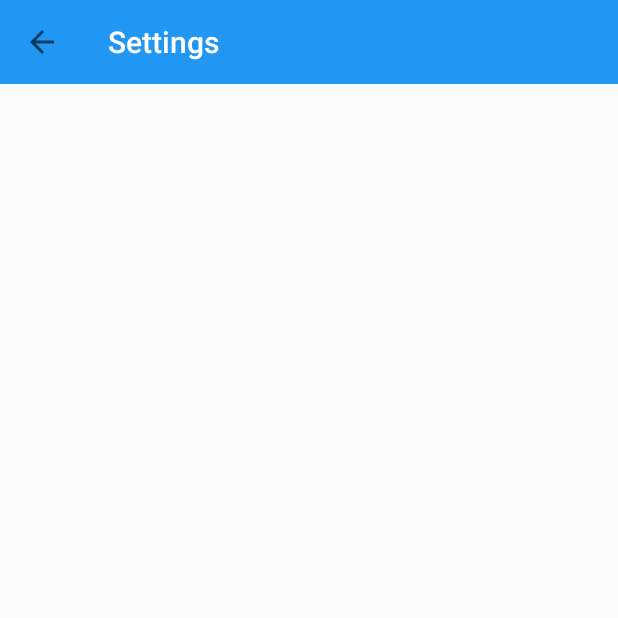
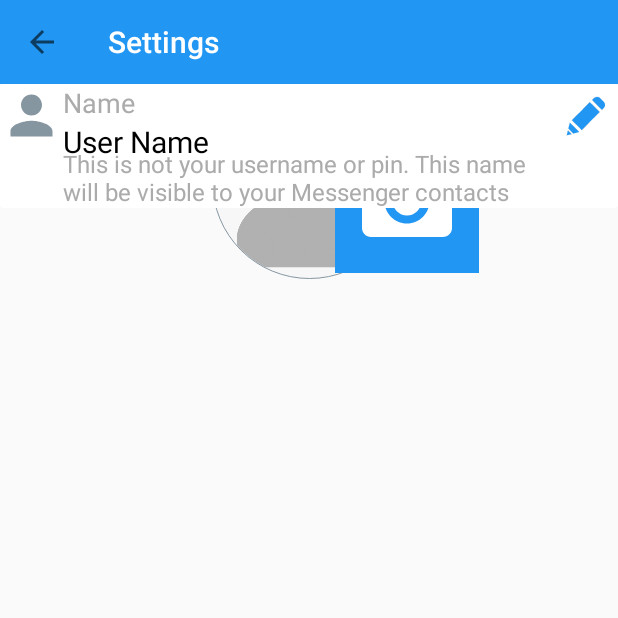
Before and after one commit to zeeshantaj/Massenger_App, an Android app: the fragment Setting_Profile_Fragment placed in its activity, on a phone screen of 412 x 824 dp, the top half of it. Run offline under Robolectric (Android 15) with nearby library versions, the phone set to English and light mode, and no system bars; our stand-ins replace CircleImageView.

Commit message:
third5 commit

```diff
--- /dev/null
+++ b/app/src/main/res/drawable/baseline_person_24.xml
@@ -0,0 +1,5 @@
+<vector android:height="42dp" android:tint="#8696A1"
+    android:viewportHeight="24" android:viewportWidth="24"
+    android:width="42dp" xmlns:android="http://schemas.android.com/apk/res/android">
+    <path android:fillColor="@android:color/white" android:pathData="M12,12c2.21,0 4,-1.79 4,-4s-1.79,-4 -4,-4 -4,1.79 -4,4 1.79,4 4,4zM12,14c-2.67,0 -8,1.34 -8,4v2h16v-2c0,-2.66 -5.33,-4 -8,-4z"/>
+</vector>
--- /dev/null
+++ b/app/src/main/res/drawable/camera_icon_profile.xml
@@ -0,0 +1,6 @@
+<vector android:height="24dp" android:tint="@color/white"
+    android:viewportHeight="24" android:viewportWidth="24"
+    android:width="24dp" xmlns:android="http://schemas.android.com/apk/res/android">
+    <path android:fillColor="@android:color/white" android:pathData="M12,12m-3.2,0a3.2,3.2 0,1 1,6.4 0a3.2,3.2 0,1 1,-6.4 0"/>
+    <path android:fillColor="@android:color/white" android:pathData="M9,2L7.17,4L4,4c-1.1,0 -2,0.9 -2,2v12c0,1.1 0.9,2 2,2h16c1.1,0 2,-0.9 2,-2L22,6c0,-1.1 -0.9,-2 -2,-2h-3.17L15,2L9,2zM12,17c-2.76,0 -5,-2.24 -5,-5s2.24,-5 5,-5 5,2.24 5,5 -2.24,5 -5,5z"/>
+</vector>
--- /dev/null
+++ b/app/src/main/res/drawable/pencil_icon.xml
@@ -0,0 +1,181 @@
+<vector xmlns:android="http://schemas.android.com/apk/res/android"
+    xmlns:aapt="http://schemas.android.com/aapt"
+    android:width="42dp"
+    android:height="42dp"
+    android:viewportWidth="560"
+    android:viewportHeight="560">
+    <path
+        android:fillAlpha="0.8"
+        android:fillColor="#000000"
+        android:pathData="M369.5 115L374 115.5L369.5 116L369.5 115Z"
+        android:strokeWidth="1"
+        android:strokeAlpha="0.8"
+        android:strokeColor="#000000" />
+    <path
+        android:fillAlpha="0.8"
+        android:fillColor="#000000"
+        android:pathData="M377.5 115L382 115.5L377.5 116L377.5 115Z"
+        android:strokeWidth="1"
+        android:strokeAlpha="0.8"
+        android:strokeColor="#000000" />
+    <path
+        android:fillAlpha="0.8"
+        android:fillColor="#000000"
+        android:pathData="M392.5 119L393.5 121L392.5 119Z"
+        android:strokeWidth="1"
+        android:strokeAlpha="0.8"
+        android:strokeColor="#000000" />
+    <path
+        android:fillAlpha="0.8"
+        android:fillColor="#000000"
+        android:pathData="M354.5 120L353.5 122L354.5 120Z"
+        android:strokeWidth="1"
+        android:strokeAlpha="0.8"
+        android:strokeColor="#000000" />
+    <path
+        android:fillAlpha="0.8"
+        android:fillColor="#000000"
+        android:pathData="M395.5 121L396.5 123L395.5 121Z"
+        android:strokeWidth="1"
+        android:strokeAlpha="0.8"
+        android:strokeColor="#000000" />
+    <path
+        android:fillAlpha="0.8"
+        android:fillColor="#000000"
+        android:pathData="M349.5 123L331.5 142L349.5 123Z"
+        android:strokeWidth="1"
+        android:strokeAlpha="0.8"
+        android:strokeColor="#000000" />
+    <path
+        android:fillAlpha="0.8"
+        android:fillColor="#000000"
+        android:pathData="M335.5 147L414.5 227L335.5 147Z"
+        android:strokeWidth="1"
+        android:strokeAlpha="0.8"
+        android:strokeColor="#000000" />
+    <path
+        android:fillAlpha="0.8"
+        android:fillColor="#000000"
+        android:pathData="M309.5 161L248.5 223L309.5 161Z"
+        android:strokeWidth="1"
+        android:strokeAlpha="0.8"
+        android:strokeColor="#000000" />
+    <path
+        android:fillAlpha="0.8"
+        android:fillColor="#000000"
+        android:pathData="M435.5 161L436.5 163L435.5 161Z"
+        android:strokeWidth="1"
+        android:strokeAlpha="0.8"
+        android:strokeColor="#000000" />
+    <path
+        android:fillAlpha="0.8"
+        android:fillColor="#000000"
+        android:pathData="M437.5 164L438.5 166L437.5 164Z"
+        android:strokeWidth="1"
+        android:strokeAlpha="0.8"
+        android:strokeColor="#000000" />
+    <path
+        android:fillAlpha="0.8"
+        android:fillColor="#000000"
+        android:pathData="M323.5 175L395.5 248L323.5 175Z"
+        android:strokeWidth="1"
+        android:strokeAlpha="0.8"
+        android:strokeColor="#000000" />
+    <path
+        android:fillAlpha="0.8"
+        android:fillColor="#000000"
+        android:pathData="M443.5 191L444 193.5L443 193.5L443.5 191Z"
+        android:strokeWidth="1"
+        android:strokeAlpha="0.8"
+        android:strokeColor="#000000" />
+    <path
+        android:fillAlpha="0.8"
+        android:fillColor="#000000"
+        android:pathData="M436.5 209L434.5 212L436.5 209Z"
+        android:strokeWidth="1"
+        android:strokeAlpha="0.8"
+        android:strokeColor="#000000" />
+    <path
+        android:fillAlpha="0.8"
+        android:fillColor="#000000"
+        android:pathData="M423.5 223L417.5 230L423.5 223Z"
+        android:strokeWidth="1"
+        android:strokeAlpha="0.8"
+        android:strokeColor="#000000" />
+    <path
+        android:fillAlpha="0.8"
+        android:fillColor="#000000"
+        android:pathData="M395.5 249L346.5 299L395.5 249Z"
+        android:strokeWidth="1"
+        android:strokeAlpha="0.8"
+        android:strokeColor="#000000" />
+    <path
+        android:fillAlpha="0.8"
+        android:fillColor="#000000"
+        android:pathData="M210.5 261L151.5 321L210.5 261Z"
+        android:strokeWidth="1"
+        android:strokeAlpha="0.8"
+        android:strokeColor="#000000" />
+    <path
+        android:fillAlpha="0.8"
+        android:fillColor="#000000"
+        android:pathData="M151.5 322L190.5 362L151.5 322Z"
+        android:strokeWidth="1"
+        android:strokeAlpha="0.8"
+        android:strokeColor="#000000" />
+    <path
+        android:fillAlpha="0.8"
+        android:fillColor="#000000"
+        android:pathData="M306.5 339L237.5 409L227 399.5L236.5 408L306.5 339Z"
+        android:strokeWidth="1"
+        android:strokeAlpha="0.8"
+        android:strokeColor="#000000" />
+    <path
+        android:fillAlpha="0.8"
+        android:fillColor="#000000"
+        android:pathData="M152.5 364L205.5 418L152.5 364Z"
+        android:strokeWidth="1"
+        android:strokeAlpha="0.8"
+        android:strokeColor="#000000" />
+    <path
+        android:fillAlpha="0.8"
+        android:fillColor="#000000"
+        android:pathData="M114.5 414L146 444.5Q146.8 446.8 144.5 446L145 444.5L115.5 415L114.5 414Z"
+        android:strokeWidth="1"
+        android:strokeAlpha="0.8"
+        android:strokeColor="#000000" />
+    <path
+        android:fillAlpha="0.8"
+        android:fillColor="#000000"
+        android:pathData="M136.5 414L162.5 441L136.5 414Z"
+        android:strokeWidth="1"
+        android:strokeAlpha="0.8"
+        android:strokeColor="#000000" />
+    <path
+        android:fillAlpha="0.8"
+        android:fillColor="#000000"
+        android:pathData="M104.5 453L105 455L107 455.5L104 456L104.5 453Z"
+        android:strokeWidth="1"
+        android:strokeAlpha="0.8"
+        android:strokeColor="#000000" />
+    <path
+        android:fillColor="@color/blue"
+        android:pathData="M374.5 115L389.5 118L397.5 123L435 160.5L443 176.5L444 190.5Q442.2 201.2 437 208.5L417.5 229L415 227.5L331 142.5L350.5 123L360.5 118L374.5 115Z"
+        android:strokeWidth="1"
+        android:strokeColor="@color/blue" />
+    <path
+        android:fillColor="@color/blue"
+        android:pathData="M309.5 162L323 174.5L396 248.5L237.5 408L191 362.5L151 321.5L309.5 162Z"
+        android:strokeWidth="1"
+        android:strokeColor="@color/blue" />
+    <path
+        android:fillColor="@color/blue"
+        android:pathData="M132.5 344L215 427.5L163.5 441L119 395.5L132.5 344Z"
+        android:strokeWidth="1"
+        android:strokeColor="@color/blue" />
+    <path
+        android:fillColor="@color/blue"
+        android:pathData="M114 415L115.5 415L145 444.5L143.5 446L105 455L114 415Z"
+        android:strokeWidth="1"
+        android:strokeColor="@color/blue" />
+</vector>
--- a/app/src/main/res/layout/setting_profile_fragment.xml
+++ b/app/src/main/res/layout/setting_profile_fragment.xml
@@ -1,6 +1,89 @@
 <?xml version="1.0" encoding="utf-8"?>
 <androidx.constraintlayout.widget.ConstraintLayout xmlns:android="http://schemas.android.com/apk/res/android"
+    xmlns:app="http://schemas.android.com/apk/res-auto"
+    xmlns:tools="http://schemas.android.com/tools"
     android:layout_width="match_parent"
     android:layout_height="match_parent">
 
+
+    <de.hdodenhof.circleimageview.CircleImageView
+        android:id="@+id/circleImageView2"
+        android:layout_width="130dp"
+        android:layout_height="130dp"
+        android:src="@drawable/place_holder"
+        app:civ_border_color="@color/greyTxt"
+        app:civ_border_width="0.2dp"
+        app:layout_constraintEnd_toEndOf="parent"
+        app:layout_constraintStart_toStartOf="parent"
+        app:layout_constraintTop_toTopOf="parent" />
+
+    <ImageView
+        android:layout_width="wrap_content"
+        android:layout_height="wrap_content"
+        android:layout_marginBottom="4dp"
+        android:background="@drawable/circle_bg"
+        android:backgroundTint="@color/blue"
+        android:padding="12dp"
+        android:src="@drawable/camera_icon_profile"
+        app:layout_constraintBottom_toBottomOf="@+id/circleImageView2"
+        app:layout_constraintEnd_toEndOf="@+id/circleImageView2"
+        app:layout_constraintHorizontal_bias="0.55"
+        app:layout_constraintStart_toEndOf="@+id/circleImageView2"
+        app:tint="@color/white" />
+
+    <androidx.cardview.widget.CardView
+        android:layout_width="match_parent"
+        android:layout_height="wrap_content"
+        app:cardElevation="0dp"
+        app:cardBackgroundColor="@color/white">
+        <androidx.constraintlayout.widget.ConstraintLayout
+            android:layout_width="match_parent"
+            android:layout_height="match_parent">
+
+            <ImageView
+                android:id="@+id/imageView4"
+                android:layout_width="wrap_content"
+                android:layout_height="wrap_content"
+                android:src="@drawable/baseline_person_24" />
+
+            <ImageView
+                android:id="@+id/imageView5"
+                android:layout_width="wrap_content"
+                android:layout_height="wrap_content"
+                android:src="@drawable/pencil_icon"
+                app:layout_constraintEnd_toEndOf="parent"
+                app:layout_constraintTop_toTopOf="parent" />
+
+            <TextView
+                android:id="@+id/textView3"
+                android:layout_width="wrap_content"
+                android:layout_height="wrap_content"
+                android:text="Name"
+                android:textColor="@color/grey1"
+                android:textSize="18sp"
+                app:layout_constraintStart_toEndOf="@+id/imageView4" />
+
+            <TextView
+                android:id="@+id/textView2"
+                android:layout_width="wrap_content"
+                android:layout_height="wrap_content"
+                android:text="User Name"
+                android:textColor="@color/black"
+                android:textSize="20sp"
+                app:layout_constraintStart_toEndOf="@+id/imageView4"
+                app:layout_constraintTop_toBottomOf="@+id/textView3" />
+
+            <TextView
+                android:layout_width="0dp"
+                android:layout_height="wrap_content"
+                android:text="This is not your username or pin. This name\nwill be visible to your Messenger contacts"
+                android:textColor="@color/grey1"
+                android:textSize="16sp"
+                app:layout_constraintEnd_toStartOf="@+id/imageView5"
+                app:layout_constraintStart_toStartOf="@+id/textView2"
+                app:layout_constraintTop_toBottomOf="@+id/imageView5" />
+
+        </androidx.constraintlayout.widget.ConstraintLayout>
+    </androidx.cardview.widget.CardView>
+
 </androidx.constraintlayout.widget.ConstraintLayout>
--- a/app/src/main/res/values/colors.xml
+++ b/app/src/main/res/values/colors.xml
@@ -3,6 +3,7 @@
     <color name="black">#FF000000</color>
     <color name="white">#FFFFFFFF</color>
     <color name="grey">#E7E7E7</color>
+    <color name="grey1">#ACABAB</color>
     <color name="blue">#2196F3</color>
     <color name="green">#029508</color>
     <color name="ice">#EBF6FF</color>
```
